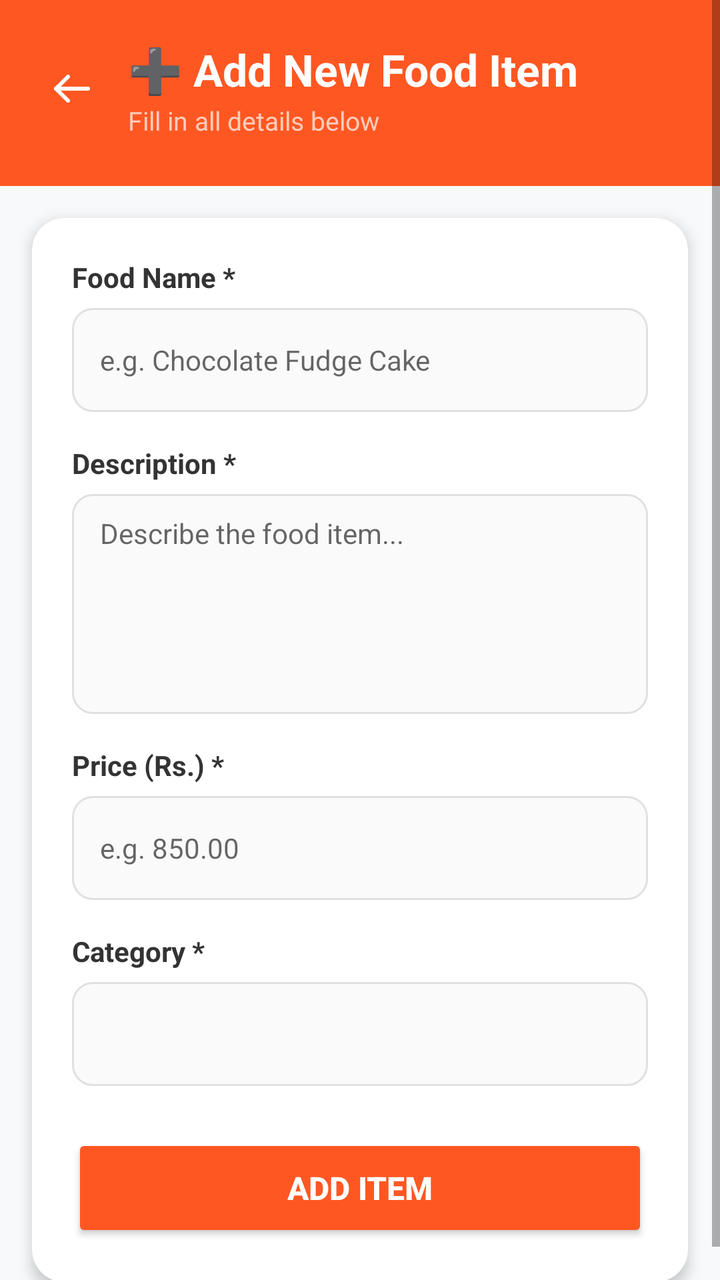
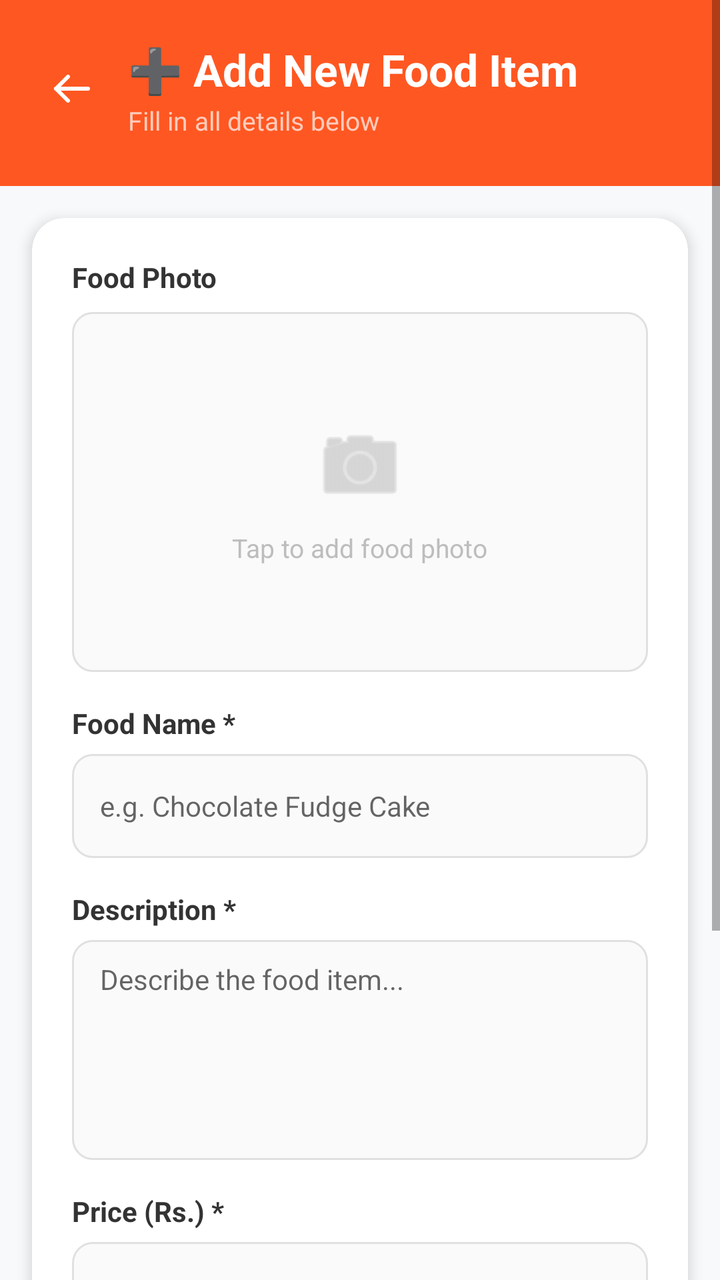

Before-and-after screenshots of an Android layout around one commit, followed by the original layout XML and the change that was made.
<!-- AndroidManifest.xml: application theme Theme.BakeBlissBakery -->
<!-- res/layout/activity_admin_add_edit_food.xml -->
<?xml version="1.0" encoding="utf-8"?>
<ScrollView
    xmlns:android="http://schemas.android.com/apk/res/android"
    xmlns:app="http://schemas.android.com/apk/res-auto"
    xmlns:tools="http://schemas.android.com/tools"
    android:id="@+id/main_add_edit_layout"
    android:layout_width="match_parent"
    android:layout_height="match_parent"
    android:background="#F8F9FA"
    android:fillViewport="true"
    tools:ignore="HardcodedText,TextContrast">

    <LinearLayout
        android:layout_width="match_parent"
        android:layout_height="wrap_content"
        android:orientation="vertical">

        
        <LinearLayout
            android:layout_width="match_parent"
            android:layout_height="wrap_content"
            android:background="#FF5722"
            android:orientation="vertical"
            android:paddingHorizontal="16dp"
            android:paddingTop="20dp"
            android:paddingBottom="24dp">

            <LinearLayout
                android:layout_width="match_parent"
                android:layout_height="wrap_content"
                android:orientation="horizontal"
                android:gravity="center_vertical">

                <ImageView
                    android:id="@+id/btnBackAdminForm"
                    android:layout_width="40dp"
                    android:layout_height="40dp"
                    android:src="@drawable/ic_back_arrow"
                    android:padding="8dp"
                    app:tint="#FFFFFF"
                    android:background="?attr/selectableItemBackgroundBorderless"
                    android:clickable="true"
                    android:focusable="true"
                    android:contentDescription="Back" />

                <LinearLayout
                    android:layout_width="0dp"
                    android:layout_height="wrap_content"
                    android:layout_weight="1"
                    android:layout_marginStart="8dp"
                    android:orientation="vertical">

                    <TextView
                        android:id="@+id/tvFormTitle"
                        android:layout_width="wrap_content"
                        android:layout_height="wrap_content"
                        android:text="➕ Add New Food Item"
                        android:textColor="#FFFFFF"
                        android:textSize="22sp"
                        android:textStyle="bold" />

                    <TextView
                        android:layout_width="wrap_content"
                        android:layout_height="wrap_content"
                        android:layout_marginTop="2dp"
                        android:text="Fill in all details below"
                        android:textColor="#FFCCBC"
                        android:textSize="13sp" />
                </LinearLayout>
            </LinearLayout>
        </LinearLayout>

        
        <androidx.cardview.widget.CardView
            android:layout_width="match_parent"
            android:layout_height="wrap_content"
            android:layout_margin="16dp"
            app:cardBackgroundColor="#FFFFFF"
            app:cardCornerRadius="16dp"
            app:cardElevation="4dp">

            <LinearLayout
                android:layout_width="match_parent"
                android:layout_height="wrap_content"
                android:orientation="vertical"
                android:padding="20dp">

                
                <TextView
                    android:layout_width="wrap_content"
                    android:layout_height="wrap_content"
                    android:text="Food Name *"
                    android:textColor="#333333"
                    android:textSize="14sp"
                    android:textStyle="bold" />

                <EditText
                    android:id="@+id/etFoodName"
                    android:layout_width="match_parent"
                    android:layout_height="52dp"
                    android:layout_marginTop="6dp"
                    android:layout_marginBottom="16dp"
                    android:background="@drawable/bg_input_field"
                    android:hint="e.g. Chocolate Fudge Cake"
                    android:inputType="textCapWords"
                    android:paddingHorizontal="14dp"
                    android:textSize="14sp" />

                
                <TextView
                    android:layout_width="wrap_content"
                    android:layout_height="wrap_content"
                    android:text="Description *"
                    android:textColor="#333333"
                    android:textSize="14sp"
                    android:textStyle="bold" />

                <EditText
                    android:id="@+id/etFoodDesc"
                    android:layout_width="match_parent"
                    android:layout_height="110dp"
                    android:layout_marginTop="6dp"
                    android:layout_marginBottom="16dp"
                    android:background="@drawable/bg_input_field"
                    android:gravity="top|start"
                    android:hint="Describe the food item..."
                    android:inputType="textMultiLine"
                    android:paddingHorizontal="14dp"
                    android:paddingVertical="10dp"
                    android:textSize="14sp" />

                
                <TextView
                    android:layout_width="wrap_content"
                    android:layout_height="wrap_content"
                    android:text="Price (Rs.) *"
                    android:textColor="#333333"
                    android:textSize="14sp"
                    android:textStyle="bold" />

                <EditText
                    android:id="@+id/etFoodPrice"
                    android:layout_width="match_parent"
                    android:layout_height="52dp"
                    android:layout_marginTop="6dp"
                    android:layout_marginBottom="16dp"
                    android:background="@drawable/bg_input_field"
                    android:hint="e.g. 850.00"
                    android:inputType="numberDecimal"
                    android:paddingHorizontal="14dp"
                    android:textSize="14sp" />

                
                <TextView
                    android:layout_width="wrap_content"
                    android:layout_height="wrap_content"
                    android:text="Category *"
                    android:textColor="#333333"
                    android:textSize="14sp"
                    android:textStyle="bold" />

                <Spinner
                    android:id="@+id/spinnerCategory"
                    android:layout_width="match_parent"
                    android:layout_height="52dp"
                    android:layout_marginTop="6dp"
                    android:layout_marginBottom="24dp"
                    android:background="@drawable/bg_spinner"
                    android:paddingHorizontal="14dp"
                    android:textSize="14sp" />

                
                <Button
                    android:id="@+id/btnSaveFood"
                    android:layout_width="match_parent"
                    android:layout_height="54dp"
                    android:backgroundTint="#FF5722"
                    android:text="Add Item"
                    android:textColor="#FFFFFF"
                    android:textSize="16sp"
                    android:textStyle="bold"
                    app:cornerRadius="12dp" />

            </LinearLayout>
        </androidx.cardview.widget.CardView>

    </LinearLayout>
</ScrollView>
<!-- resources referenced by this layout -->
<resources>
  <!-- drawable bg_input_field (drawable) -->
  <?xml version="1.0" encoding="utf-8"?>
  <shape xmlns:android="http://schemas.android.com/apk/res/android">
      <solid android:color="#FAFAFA" />
      <stroke android:width="1dp" android:color="#E0E0E0" />
      <corners android:radius="10dp" />
  </shape>
  <!-- drawable bg_spinner (drawable) -->
  <?xml version="1.0" encoding="utf-8"?>
  <shape xmlns:android="http://schemas.android.com/apk/res/android">
      <solid android:color="#FAFAFA" />
      <stroke android:width="1dp" android:color="#E0E0E0" />
      <corners android:radius="10dp" />
  </shape>
  <!-- drawable ic_back_arrow (drawable) -->
  <vector xmlns:android="http://schemas.android.com/apk/res/android"
      android:width="24dp"
      android:height="24dp"
      android:viewportWidth="24"
      android:viewportHeight="24">
      <path
          android:fillColor="@android:color/transparent"
          android:pathData="M20,12L4,12"
          android:strokeWidth="2"
          android:strokeColor="#1A1A1A"
          android:strokeLineCap="round"
          android:strokeLineJoin="round"/>
      <path
          android:fillColor="@android:color/transparent"
          android:pathData="M10,18l-6,-6 6,-6"
          android:strokeWidth="2"
          android:strokeColor="#1A1A1A"
          android:strokeLineCap="round"
          android:strokeLineJoin="round"/>
  </vector>
  <style name="Theme.BakeBlissBakery" parent="Theme.MaterialComponents.Light.NoActionBar">
          <item name="colorPrimary">@color/colorPrimary</item>
          <item name="colorPrimaryDark">@color/colorPrimaryDark</item>
          <item name="colorAccent">@color/colorAccent</item>
          <item name="android:statusBarColor">@color/white</item>
          <item name="android:windowLightStatusBar">true</item>
      </style>
  <color name="colorPrimary">#FF4B1F</color>
  <color name="colorPrimaryDark">#D84315</color>
  <color name="colorAccent">#FF5722</color>
  <color name="white">#FFFFFFFF</color>
</resources>

<!-- the commit's change to res/layout/activity_admin_add_edit_food.xml (unified diff, before → after) -->
@@ -89,6 +89,61 @@
                 <TextView
                     android:layout_width="wrap_content"
                     android:layout_height="wrap_content"
+                    android:text="Food Photo"
+                    android:textColor="#333333"
+                    android:textSize="14sp"
+                    android:textStyle="bold" />
+
+                
+                <FrameLayout
+                    android:id="@+id/frameAdminFoodPhoto"
+                    android:layout_width="match_parent"
+                    android:layout_height="180dp"
+                    android:layout_marginTop="8dp"
+                    android:layout_marginBottom="16dp"
+                    android:background="@drawable/bg_input_field"
+                    android:clickable="true"
+                    android:focusable="true"
+                    android:foreground="?attr/selectableItemBackground">
+
+                    
+                    <ImageView
+                        android:id="@+id/imgAdminFoodPreview"
+                        android:layout_width="match_parent"
+                        android:layout_height="match_parent"
+                        android:scaleType="centerCrop"
+                        android:visibility="gone"
+                        android:contentDescription="Food photo preview" />
+
+                    
+                    <LinearLayout
+                        android:id="@+id/layoutPhotoPlaceholder"
+                        android:layout_width="match_parent"
+                        android:layout_height="match_parent"
+                        android:orientation="vertical"
+                        android:gravity="center">
+
+                        <ImageView
+                            android:layout_width="48dp"
+                            android:layout_height="48dp"
+                            android:src="@android:drawable/ic_menu_camera"
+                            app:tint="#BDBDBD"
+                            android:contentDescription="Add photo" />
+
+                        <TextView
+                            android:layout_width="wrap_content"
+                            android:layout_height="wrap_content"
+                            android:layout_marginTop="8dp"
+                            android:text="Tap to add food photo"
+                            android:textColor="#BDBDBD"
+                            android:textSize="13sp" />
+                    </LinearLayout>
+                </FrameLayout>
+
+                
+                <TextView
+                    android:layout_width="wrap_content"
+                    android:layout_height="wrap_content"
                     android:text="Food Name *"
                     android:textColor="#333333"
                     android:textSize="14sp"
@@ -103,6 +158,7 @@
                     android:background="@drawable/bg_input_field"
                     android:hint="e.g. Chocolate Fudge Cake"
                     android:inputType="textCapWords"
+                    android:importantForAutofill="no"
                     android:paddingHorizontal="14dp"
                     android:textSize="14sp" />
 
@@ -125,6 +181,7 @@
                     android:gravity="top|start"
                     android:hint="Describe the food item..."
                     android:inputType="textMultiLine"
+                    android:importantForAutofill="no"
                     android:paddingHorizontal="14dp"
                     android:paddingVertical="10dp"
                     android:textSize="14sp" />
@@ -147,6 +204,7 @@
                     android:background="@drawable/bg_input_field"
                     android:hint="e.g. 850.00"
                     android:inputType="numberDecimal"
+                    android:importantForAutofill="no"
                     android:paddingHorizontal="14dp"
                     android:textSize="14sp" />
 
